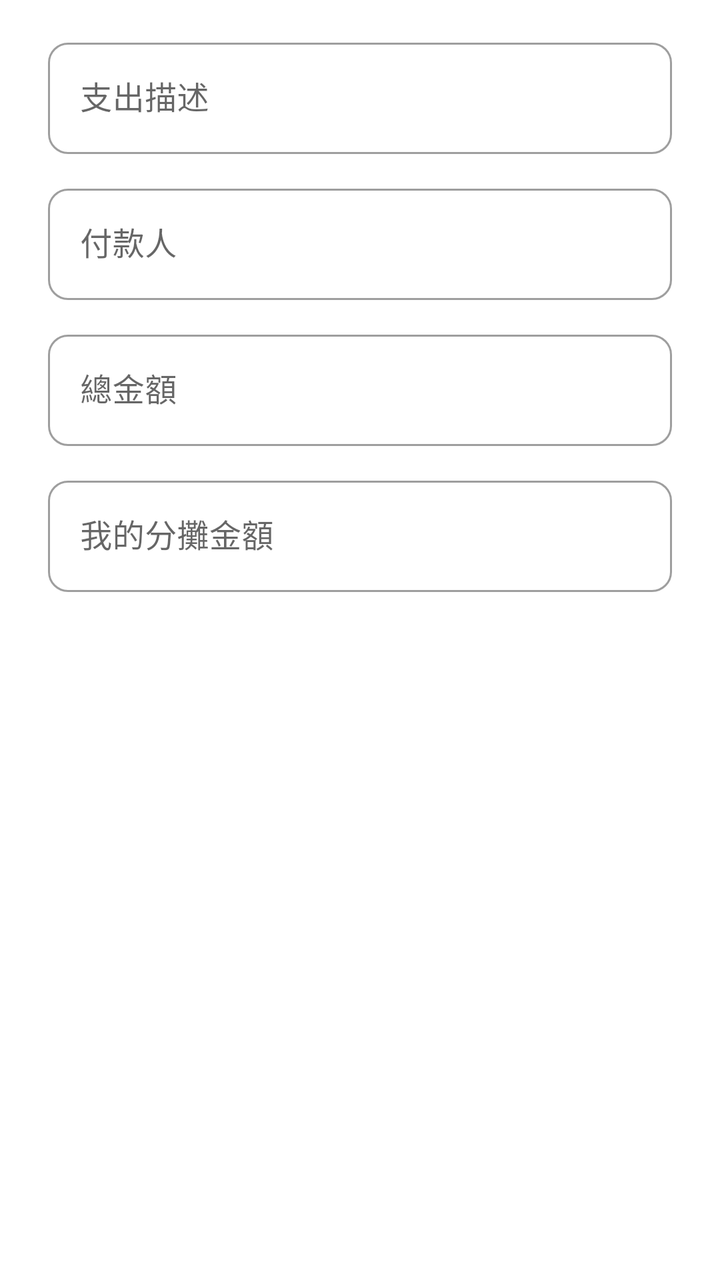
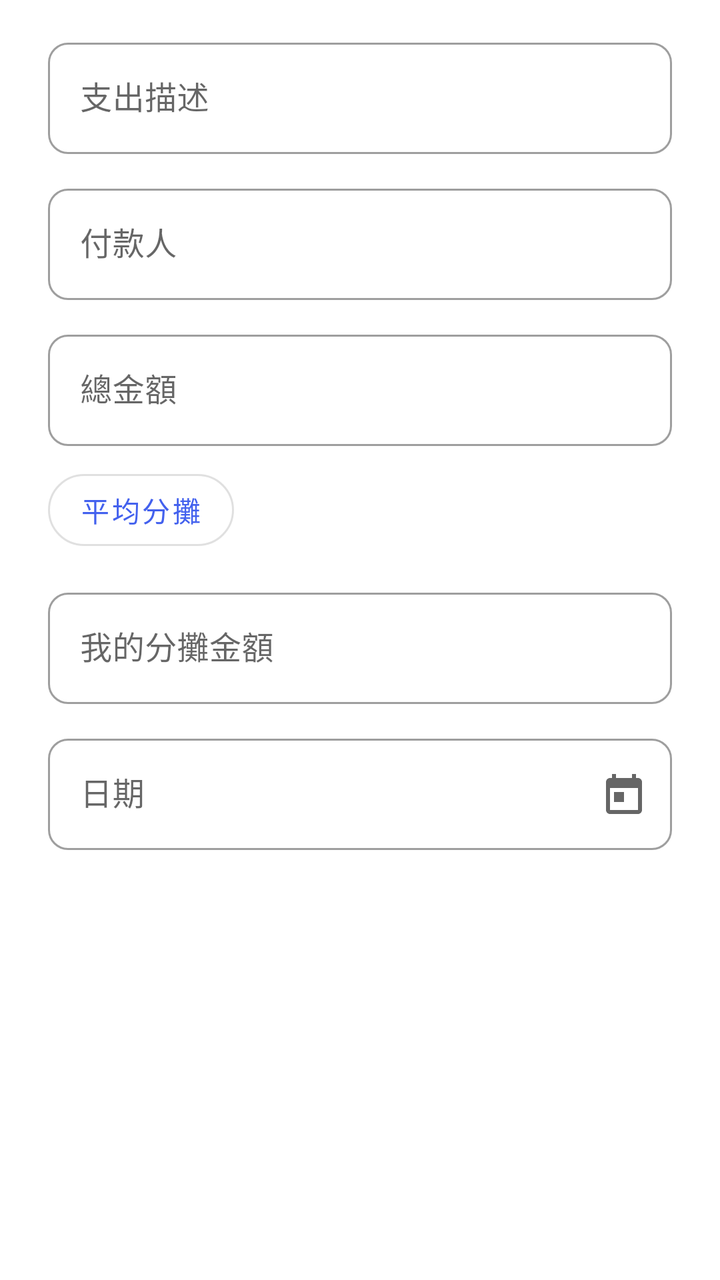

Screens rendered from an Android XML layout before and after an edit, with the pre-edit source and the edit as a unified diff.
<!-- AndroidManifest.xml: application theme Theme.MyApplicationDemo -->
<!-- res/layout/dialog_add_expense.xml -->
<?xml version="1.0" encoding="utf-8"?>
<ScrollView xmlns:android="http://schemas.android.com/apk/res/android"
    xmlns:app="http://schemas.android.com/apk/res-auto"
    android:layout_width="match_parent"
    android:layout_height="wrap_content">

    <LinearLayout
        android:layout_width="match_parent"
        android:layout_height="wrap_content"
        android:orientation="vertical"
        android:paddingHorizontal="24dp"
        android:paddingVertical="16dp">

        <com.google.android.material.textfield.TextInputLayout
            android:id="@+id/til_description"
            style="@style/Widget.MaterialComponents.TextInputLayout.OutlinedBox"
            android:layout_width="match_parent"
            android:layout_height="wrap_content"
            android:hint="@string/hint_expense_description"
            app:boxCornerRadiusBottomEnd="10dp"
            app:boxCornerRadiusBottomStart="10dp"
            app:boxCornerRadiusTopEnd="10dp"
            app:boxCornerRadiusTopStart="10dp">

            <com.google.android.material.textfield.TextInputEditText
                android:id="@+id/et_description"
                android:layout_width="match_parent"
                android:layout_height="wrap_content"
                android:inputType="text"
                android:maxLines="1" />
        </com.google.android.material.textfield.TextInputLayout>

        <com.google.android.material.textfield.TextInputLayout
            android:id="@+id/til_payer"
            style="@style/Widget.MaterialComponents.TextInputLayout.OutlinedBox"
            android:layout_width="match_parent"
            android:layout_height="wrap_content"
            android:layout_marginTop="12dp"
            android:hint="@string/hint_payer"
            app:boxCornerRadiusBottomEnd="10dp"
            app:boxCornerRadiusBottomStart="10dp"
            app:boxCornerRadiusTopEnd="10dp"
            app:boxCornerRadiusTopStart="10dp">

            <com.google.android.material.textfield.TextInputEditText
                android:id="@+id/et_payer"
                android:layout_width="match_parent"
                android:layout_height="wrap_content"
                android:inputType="textPersonName"
                android:maxLines="1" />
        </com.google.android.material.textfield.TextInputLayout>

        <com.google.android.material.textfield.TextInputLayout
            android:id="@+id/til_total_amount"
            style="@style/Widget.MaterialComponents.TextInputLayout.OutlinedBox"
            android:layout_width="match_parent"
            android:layout_height="wrap_content"
            android:layout_marginTop="12dp"
            android:hint="@string/hint_total_amount"
            app:boxCornerRadiusBottomEnd="10dp"
            app:boxCornerRadiusBottomStart="10dp"
            app:boxCornerRadiusTopEnd="10dp"
            app:boxCornerRadiusTopStart="10dp"
            app:prefixText="$">

            <com.google.android.material.textfield.TextInputEditText
                android:id="@+id/et_total_amount"
                android:layout_width="match_parent"
                android:layout_height="wrap_content"
                android:inputType="numberDecimal"
                android:maxLines="1" />
        </com.google.android.material.textfield.TextInputLayout>

        <com.google.android.material.textfield.TextInputLayout
            android:id="@+id/til_my_share"
            style="@style/Widget.MaterialComponents.TextInputLayout.OutlinedBox"
            android:layout_width="match_parent"
            android:layout_height="wrap_content"
            android:layout_marginTop="12dp"
            android:hint="@string/hint_my_share"
            app:boxCornerRadiusBottomEnd="10dp"
            app:boxCornerRadiusBottomStart="10dp"
            app:boxCornerRadiusTopEnd="10dp"
            app:boxCornerRadiusTopStart="10dp"
            app:prefixText="$">

            <com.google.android.material.textfield.TextInputEditText
                android:id="@+id/et_my_share"
                android:layout_width="match_parent"
                android:layout_height="wrap_content"
                android:inputType="numberDecimal"
                android:maxLines="1" />
        </com.google.android.material.textfield.TextInputLayout>

    </LinearLayout>
</ScrollView>
<!-- resources referenced by this layout -->
<resources>
  <string name="hint_expense_description">支出描述</string>
  <string name="hint_my_share">我的分攤金額</string>
  <string name="hint_payer">付款人</string>
  <string name="hint_total_amount">總金額</string>
  <style name="Theme.MyApplicationDemo" parent="Theme.MaterialComponents.DayNight.DarkActionBar">
          <item name="colorPrimary">@color/color_primary</item>
          <item name="colorPrimaryVariant">@color/color_primary_dark</item>
          <item name="colorOnPrimary">@color/white</item>
          <item name="colorSecondary">@color/color_secondary</item>
          <item name="colorSecondaryVariant">@color/color_secondary</item>
          <item name="colorOnSecondary">@color/white</item>
          <item name="android:statusBarColor">@color/color_primary_dark</item>
          <item name="materialButtonStyle">@style/Widget.App.Button</item>
      </style>
  <color name="color_primary">#4361EE</color>
  <color name="color_primary_dark">#3350D4</color>
  <color name="white">#FFFFFFFF</color>
  <color name="color_secondary">#7B2FBE</color>
  <style name="Widget.App.Button" parent="Widget.MaterialComponents.Button">
          <item name="cornerRadius">12dp</item>
      </style>
</resources>

<!-- the commit's change to res/layout/dialog_add_expense.xml (unified diff, before → after) -->
@@ -71,6 +71,15 @@
                 android:maxLines="1" />
         </com.google.android.material.textfield.TextInputLayout>
 
+        <com.google.android.material.button.MaterialButton
+            android:id="@+id/btn_equal_split"
+            style="@style/Widget.MaterialComponents.Button.OutlinedButton"
+            android:layout_width="wrap_content"
+            android:layout_height="wrap_content"
+            android:layout_marginTop="8dp"
+            android:text="@string/btn_equal_split"
+            app:cornerRadius="20dp" />
+
         <com.google.android.material.textfield.TextInputLayout
             android:id="@+id/til_my_share"
             style="@style/Widget.MaterialComponents.TextInputLayout.OutlinedBox"
@@ -92,5 +101,28 @@
                 android:maxLines="1" />
         </com.google.android.material.textfield.TextInputLayout>
 
+        <com.google.android.material.textfield.TextInputLayout
+            android:id="@+id/til_date"
+            style="@style/Widget.MaterialComponents.TextInputLayout.OutlinedBox"
+            android:layout_width="match_parent"
+            android:layout_height="wrap_content"
+            android:layout_marginTop="12dp"
+            android:hint="@string/hint_date"
+            app:boxCornerRadiusBottomEnd="10dp"
+            app:boxCornerRadiusBottomStart="10dp"
+            app:boxCornerRadiusTopEnd="10dp"
+            app:boxCornerRadiusTopStart="10dp"
+            app:endIconMode="custom"
+            app:endIconDrawable="@drawable/ic_calendar">
+
+            <com.google.android.material.textfield.TextInputEditText
+                android:id="@+id/et_date"
+                android:layout_width="match_parent"
+                android:layout_height="wrap_content"
+                android:focusable="false"
+                android:clickable="true"
+                android:maxLines="1" />
+        </com.google.android.material.textfield.TextInputLayout>
+
     </LinearLayout>
 </ScrollView>
<!-- resource entries referenced after the edit -->
@@ -1,5 +1,19 @@
 <!-- resources referenced by this layout -->
 <resources>
+  <!-- drawable ic_calendar (drawable) -->
+  <?xml version="1.0" encoding="utf-8"?>
+  <vector xmlns:android="http://schemas.android.com/apk/res/android"
+      android:width="24dp"
+      android:height="24dp"
+      android:viewportWidth="24"
+      android:viewportHeight="24"
+      android:tint="?attr/colorControlNormal">
+    <path
+        android:fillColor="#FF000000"
+        android:pathData="M19,4h-1V2h-2v2H8V2H6v2H5C3.89,4 3.01,4.9 3.01,6L3,20c0,1.1 0.89,2 2,2h14c1.1,0 2,-0.9 2,-2V6C21,4.9 20.1,4 19,4zM19,20H5V9h14V20zM7,11h5v5H7z"/>
+  </vector>
+  <string name="btn_equal_split">平均分攤</string>
+  <string name="hint_date">日期</string>
   <string name="hint_expense_description">支出描述</string>
   <string name="hint_my_share">我的分攤金額</string>
   <string name="hint_payer">付款人</string>
